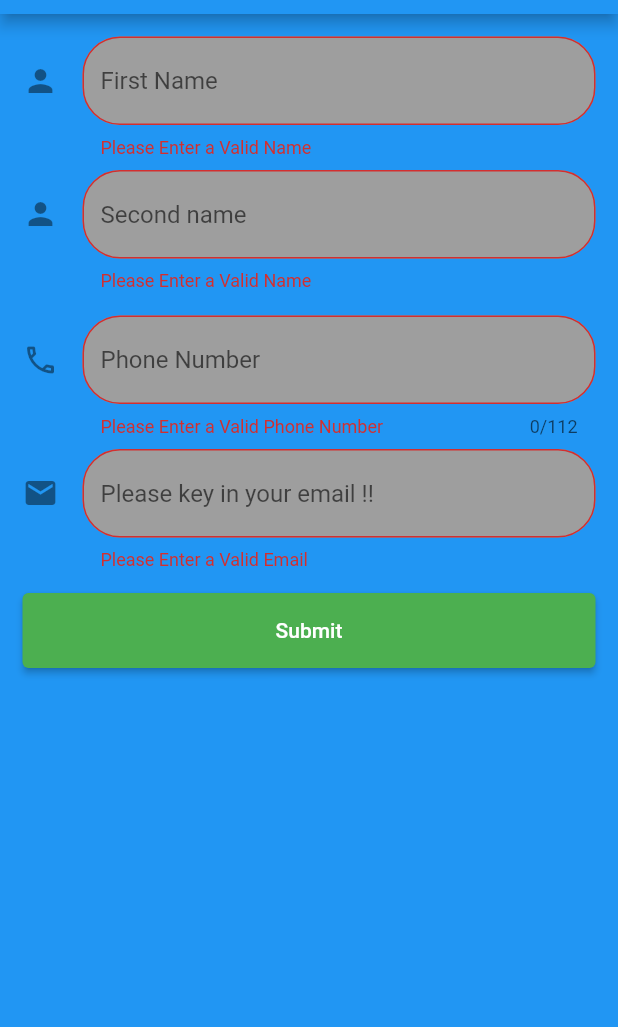
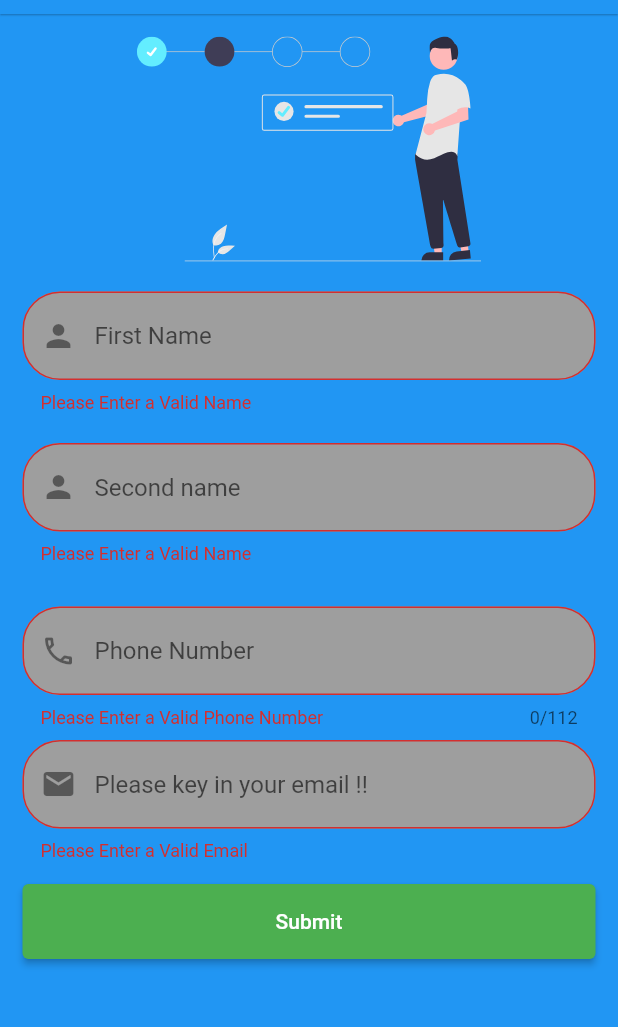
Before and after one commit to J-A-Christopher/Form-App-With-Validation, a Flutter app: the screen it shows after launch, after a tap on "Submit", on a phone screen of 412 x 824 dp, the part 70-1097 px from its top. Run offline on Flutter 3.47's test engine with Material 2 defaults, Android fonts, the phone set to English and light mode, and no system bars; our stand-ins replace flutter_svg.

Commit message:
Minor Changes

```diff
--- a/lib/main.dart
+++ b/lib/main.dart
@@ -2,7 +2,7 @@ import 'package:flutter/material.dart';
 import './myCustomForm.dart';
 
 void main() {
-  runApp(MyWidget());
+  runApp(const MyWidget());
 }
 
 class MyWidget extends StatefulWidget {
@@ -20,7 +20,8 @@ class _MyWidgetState extends State<MyWidget> {
         title: 'Create an Account',
         home: Scaffold(
           appBar: AppBar(
-            title: Text(
+            elevation: 0.5,
+            title: const Text(
               'Create an Account',
             ),
             centerTitle: true,
--- a/lib/myCustomForm.dart
+++ b/lib/myCustomForm.dart
@@ -1,6 +1,7 @@
 import 'package:flutter/material.dart';
 import './extensions.dart';
 import './finish.dart';
+import 'package:flutter_svg/flutter_svg.dart';
 
 class MyCustomForm extends StatefulWidget {
   const MyCustomForm({Key? key}) : super(key: key);
@@ -14,15 +15,20 @@ class _MyCustomFormState extends State<MyCustomForm> {
   @override
   Widget build(BuildContext context) {
     return Scaffold(
-      // debugShowCheckedModeBanner: false,
         backgroundColor: Colors.blue,
-      body: Container(
-        // color: Colors.amber,
-        margin: EdgeInsets.all(15),
+        body: ListView(
+          children: [
+            Container(
+              margin: const EdgeInsets.all(15),
               child: Form(
                 key: _formKey,
                 child: Column(children: [
-            TextFormField(
+                  SizedBox(
+                      height: 150,
+                      child: SvgPicture.asset('assets/img/form.svg')),
+                  Container(
+                    margin: const EdgeInsets.only(top: 20),
+                    child: TextFormField(
                       validator: (value) {
                         if (!value!.isValidName) {
                           return 'Please Enter a Valid Name';
@@ -30,19 +36,22 @@ class _MyCustomFormState extends State<MyCustomForm> {
                         return null;
                       },
                       decoration: InputDecoration(
+                        prefixIcon: const Icon(Icons.person),
                         fillColor: Colors.grey,
                         filled: true,
                         border: OutlineInputBorder(
                           borderRadius: BorderRadius.circular(25),
                         ),
-                icon: Icon(Icons.person),
                         hintText: 'First Name',
                       ),
                     ),
-            SizedBox(
-              height: 8,
                   ),
-            TextFormField(
+                  const SizedBox(
+                    height: 20,
+                  ),
+                  Padding(
+                    padding: const EdgeInsets.only(bottom: 20.0),
+                    child: TextFormField(
                       validator: (value) {
                         if (!value!.isValidName) {
                           return 'Please Enter a Valid Name';
@@ -50,31 +59,17 @@ class _MyCustomFormState extends State<MyCustomForm> {
                         return null;
                       },
                       decoration: InputDecoration(
+                        prefixIcon: const Icon(Icons.person),
                         fillColor: Colors.grey,
                         filled: true,
                         border: OutlineInputBorder(
                           borderRadius: BorderRadius.circular(25),
                         ),
-                icon: Icon(Icons.person),
                         hintText: 'Second name',
                       ),
                     ),
-            SizedBox(
-              height: 8,
                   ),
-            // TextFormField(
-            //   validator: (value) {
-            //     if (value == null || value.isEmpty) {
-            //       return 'Please Enter Some Text';
-            //     }
-            //     return null;
-            //   },
-            //   decoration: const InputDecoration(
-            //     border: OutlineInputBorder(),
-            //     labelText: 'Occupation',
-            //   ),
-            // ),
-            SizedBox(
+                  const SizedBox(
                     height: 8,
                   ),
                   TextFormField(
@@ -85,21 +80,21 @@ class _MyCustomFormState extends State<MyCustomForm> {
                       return null;
                     },
                     decoration: InputDecoration(
+                      prefixIcon: const Icon(
+                        Icons.phone_outlined,
+                      ),
                       fillColor: Colors.grey,
                       filled: true,
                       border: OutlineInputBorder(
                         borderRadius: BorderRadius.circular(25),
                       ),
                       hintText: 'Phone Number',
-                icon: Icon(
-                  Icons.phone_outlined,
-                ),
                     ),
                     maxLength: 112,
                     keyboardType: TextInputType.number,
                   ),
-            SizedBox(
-              height: 8.0,
+                  const SizedBox(
+                    height: 8,
                   ),
                   TextFormField(
                     validator: (value) {
@@ -109,25 +104,26 @@ class _MyCustomFormState extends State<MyCustomForm> {
                       return null;
                     },
                     decoration: InputDecoration(
+                      prefixIcon: const Icon(Icons.email),
                       fillColor: Colors.grey,
                       filled: true,
-                icon: Icon(Icons.email),
                       border: OutlineInputBorder(
                         borderRadius: BorderRadius.circular(25),
                       ),
                       hintText: 'Please key in your email !!',
                     ),
                   ),
-            SizedBox(
+                  const SizedBox(
                     height: 15,
                   ),
                   ElevatedButton(
                       style: ElevatedButton.styleFrom(
-                    primary: Colors.green, minimumSize: Size.fromHeight(50)),
-                onPressed: () {
+                          backgroundColor: Colors.green,
+                          minimumSize: const Size.fromHeight(50)),
+                      onPressed: () async {
                         if (_formKey.currentState!.validate()) {
                           Navigator.of(context).push(
-                      MaterialPageRoute(builder: (_) => Finisher()),
+                            MaterialPageRoute(builder: (_) => const Finisher()),
                           );
                         }
                       },
@@ -135,7 +131,8 @@ class _MyCustomFormState extends State<MyCustomForm> {
                 ]),
               ),
             ),
-    );
+          ],
+        ));
 //
   }
 }
```
Also changed, not shown: pubspec.yaml (+5 -4 lines), assets/img/form.svg (added), pubspec.lock, 7 other files. Lines whose indentation alone changed are shown as unchanged.
